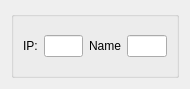
Qt form qt/ManualDevicesSettingsPage/KasaSmartSettingsEntry/KasaSmartSettingsEntry.ui (CalcProgrammer1/OpenRGB) before a commit.
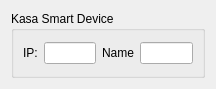
The same form after that commit.

Commit message: Add device entry titles

What changed in the file:
```diff
--- a/qt/ManualDevicesSettingsPage/KasaSmartSettingsEntry/KasaSmartSettingsEntry.ui
+++ b/qt/ManualDevicesSettingsPage/KasaSmartSettingsEntry/KasaSmartSettingsEntry.ui
@@ -6,7 +6,7 @@
    <rect>
     <x>0</x>
     <y>0</y>
-    <width>190</width>
+    <width>216</width>
     <height>89</height>
    </rect>
   </property>
@@ -23,7 +23,7 @@
    <item row="1" column="0" colspan="2">
     <widget class="QGroupBox" name="groupBox">
      <property name="title">
-      <string/>
+      <string>Kasa Smart Device</string>
      </property>
      <layout class="QGridLayout" name="gridLayout_2">
       <item row="1" column="5">
```
The commit also changes 12 other files.
